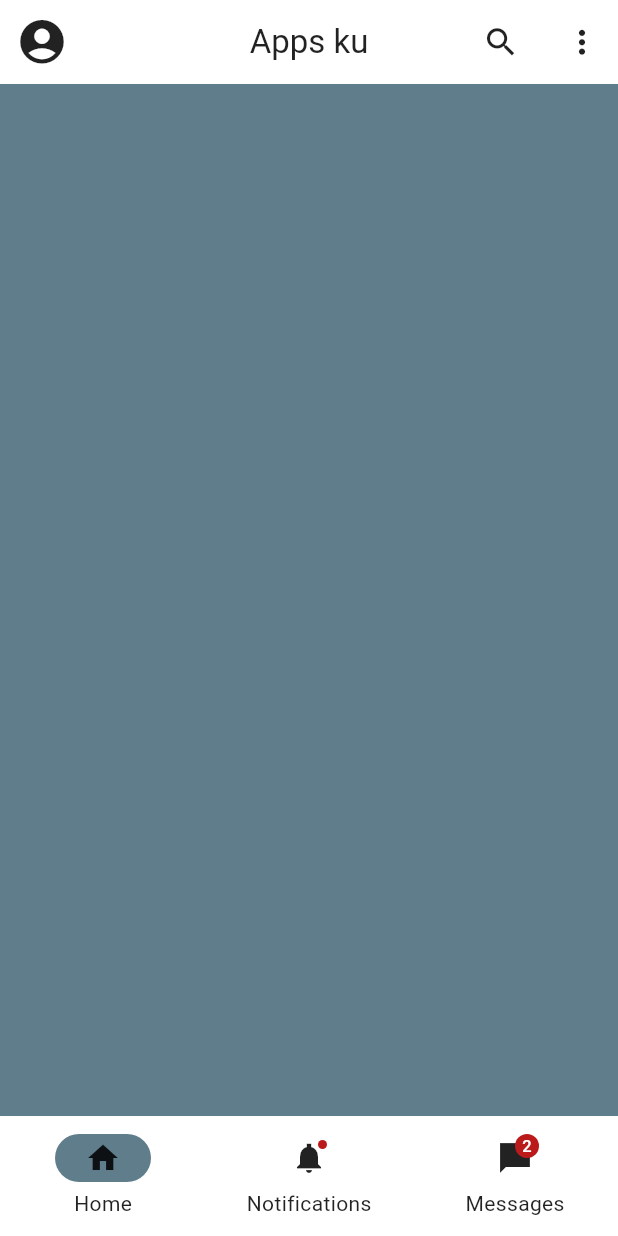
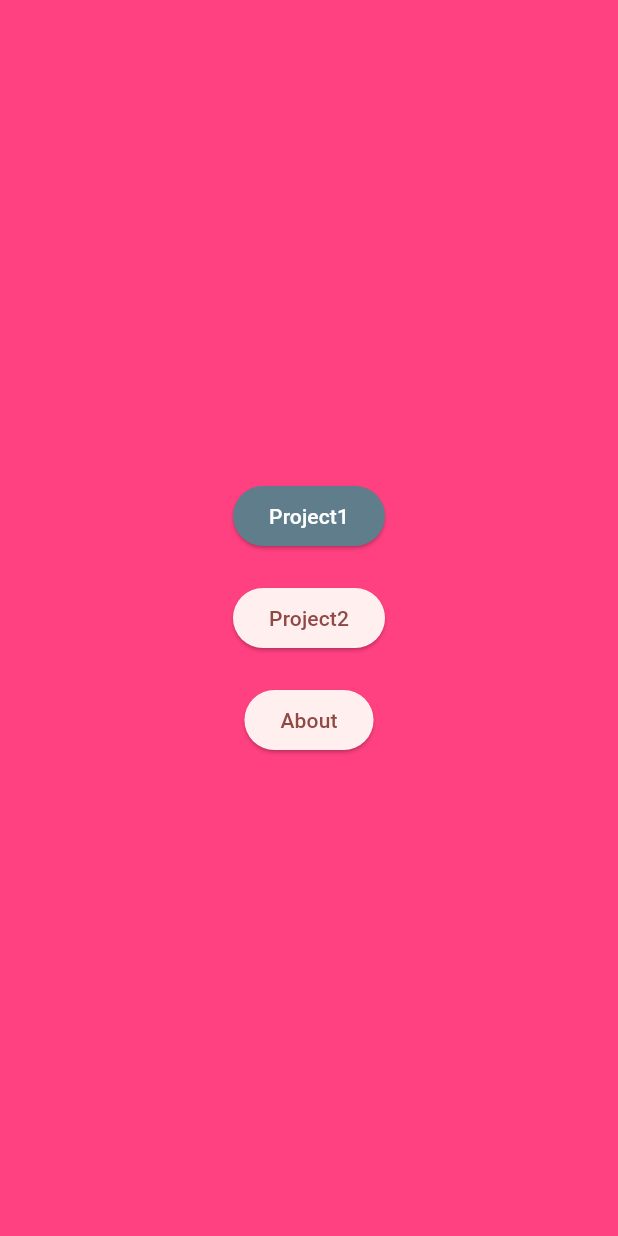
Before and after one commit to sucintasalsabila/SIB6B---Perangkat_Bergerak, a Flutter app: the screen it shows after launch, on a phone screen of 412 x 824 dp. Run offline on Flutter 3.47's test engine with Material 3 defaults, Android fonts, the phone set to English and light mode, and no system bars.

Commit message:
Initial Commit Project Flutter

```diff
--- a/lib/main.dart
+++ b/lib/main.dart
@@ -6,7 +6,6 @@ void main() {
 
 class MyApp extends StatelessWidget {
   const MyApp({super.key});
-
   // This widget is the root of your application.
   @override
   Widget build(BuildContext context) {
@@ -31,7 +30,26 @@ class MyApp extends StatelessWidget {
         colorScheme: .fromSeed(seedColor: Colors.redAccent),
       ),
       debugShowCheckedModeBanner: false,
-      home: Scaffold(
+      home: Beranda(),
+    );
+  }
+}
+
+class Project2 extends StatelessWidget {
+  @override
+  Widget build(BuildContext context) {
+    // TODO: implement build
+    return Scaffold(
+    );
+  }
+}
+
+
+class Project1 extends StatelessWidget{
+  @override
+  Widget build(BuildContext context) {
+    // TODO: implement build
+    return Scaffold(
       backgroundColor: Colors.blueGrey,
       appBar: AppBar(
         title: Text('Apps ku'),
@@ -65,7 +83,6 @@ class MyApp extends StatelessWidget {
           ),
         ],
       ),
-      )
     );
   }
 }
@@ -115,7 +132,10 @@ class _MyHomePageState extends State<MyHomePage> {
         // TRY THIS: Try changing the color here to a specific color (to
         // Colors.amber, perhaps?) and trigger a hot reload to see the AppBar
         // change color while the other colors stay the same.
-        backgroundColor: Theme.of(context).colorScheme.inversePrimary,
+        backgroundColor: Theme
+            .of(context)
+            .colorScheme
+            .inversePrimary,
         // Here we take the value from the MyHomePage object that was created by
         // the App.build method, and use it to set our appbar title.
         title: Text(widget.title),
@@ -142,7 +162,10 @@ class _MyHomePageState extends State<MyHomePage> {
             const Text('You have pushed the button this many times:'),
             Text(
               '$_counter',
-              style: Theme.of(context).textTheme.headlineMedium,
+              style: Theme
+                  .of(context)
+                  .textTheme
+                  .headlineMedium,
             ),
           ],
         ),
@@ -155,3 +178,27 @@ class _MyHomePageState extends State<MyHomePage> {
     );
   }
 }
+
+  class Beranda extends StatelessWidget {
+    @override
+    Widget build(BuildContext context) {
+      // TODO: implement build
+      return Scaffold(
+        backgroundColor: Colors.pinkAccent,
+        body: Center(
+          child: Column(
+            mainAxisAlignment: MainAxisAlignment.center,
+            children: [
+              ElevatedButton(onPressed: () {
+                Navigator.push(context, MaterialPageRoute(builder: (context) => Project1(),));
+              }, child: Text('Project1', style: TextStyle(color: Colors.white),), style: ButtonStyle(backgroundColor: WidgetStatePropertyAll(Colors.blueGrey)),),
+              Padding(padding: EdgeInsets.all(10)),
+              ElevatedButton(onPressed: () {}, child: Text('Project2')),
+              Padding(padding: EdgeInsets.all(10)),
+              ElevatedButton(onPressed: () {}, child: Text('About')),
+            ],
+          ),
+        ),
+      );
+    }
+  }
```
Lines whose indentation alone changed are shown as unchanged.
